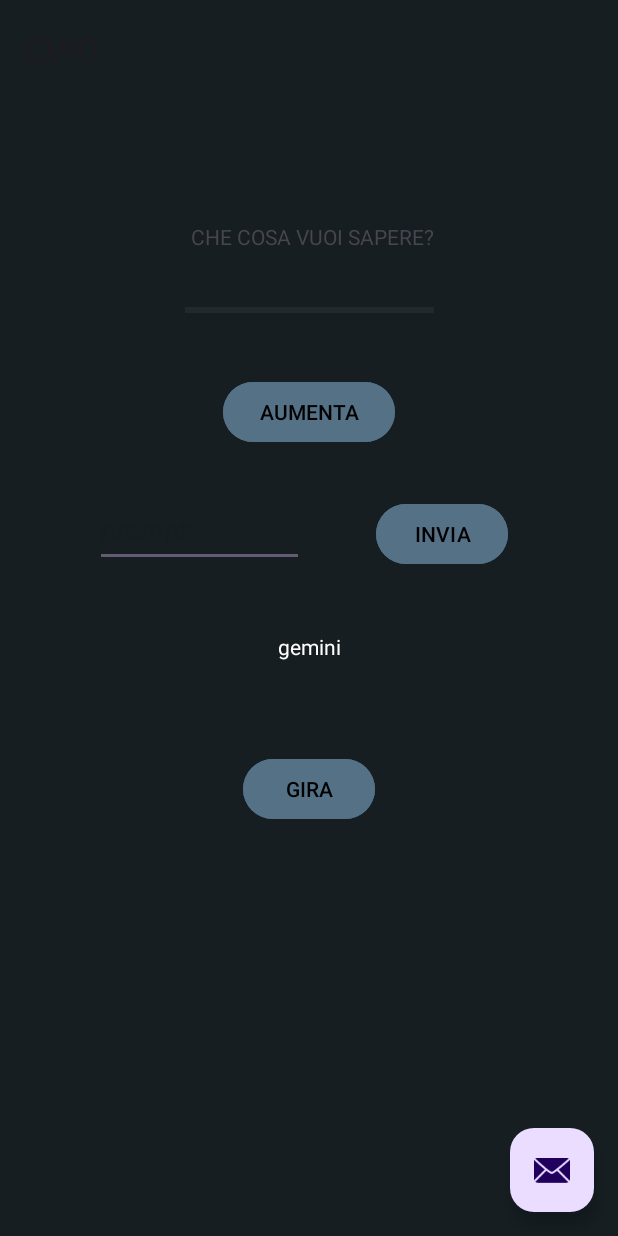
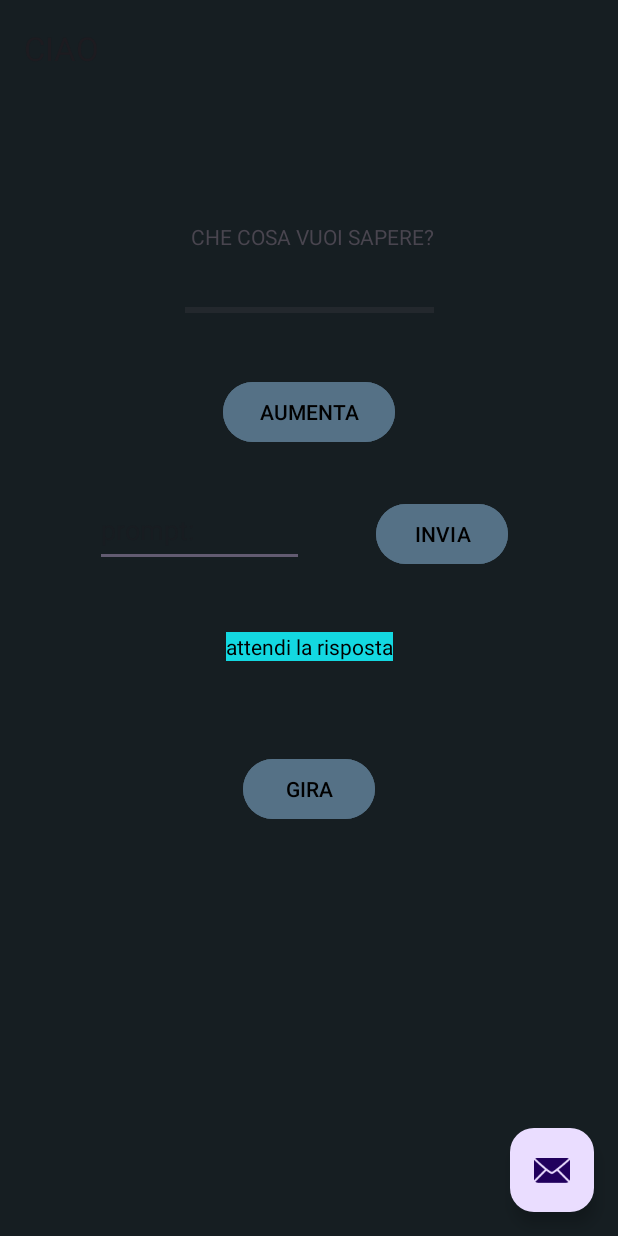
Before and after one commit to Artur73737/app-java, an Android app: the screen it shows after launch (MainActivity), on a phone screen of 412 x 824 dp. Run offline under Robolectric (Android 15) with nearby library versions, the phone set to English and light mode, and no system bars; our stand-ins replace navigation-ui; libraries missing offline, so code that uses them is left out: com.google.ai.client; 2 statements that could not run were skipped.

Commit message:
color textview

```diff
--- a/app/src/main/res/layout/fragment_first.xml
+++ b/app/src/main/res/layout/fragment_first.xml
@@ -72,19 +72,22 @@
             android:layout_marginStart="175dip"
             android:layout_marginTop="43dip"
             android:layout_marginEnd="175dip"
+            android:autoText="false"
+            android:backgroundTint="@color/prova"
             android:cursorVisible="false"
             android:justificationMode="inter_word"
             android:keepScreenOn="false"
             android:scrollIndicators="right"
-            android:text="gemini"
+            android:text="@string/attendi_la_risposta"
             android:textAllCaps="false"
-            android:textColor="#FFFFFF"
+            android:textColor="@color/black"
             android:textFontWeight="18"
             android:textStyle="italic"
             app:layout_constraintEnd_toEndOf="parent"
             app:layout_constraintStart_toStartOf="parent"
             app:layout_constraintTop_toBottomOf="@+id/geminiprompt"
-            tools:text="prompt: " />
+            tools:ignore="Deprecated,TextViewEdits"
+            tools:text="@string/attendi_la_risposta" />
 
         <Button
             android:id="@+id/inviagemini"
@@ -94,7 +97,7 @@
             android:layout_marginTop="33dip"
             android:layout_marginEnd="33dip"
             android:backgroundTint="@color/azzurro"
-            android:text="INVIA"
+            android:text="@string/invia"
             android:textColor="@color/black"
             app:layout_constraintEnd_toEndOf="parent"
             app:layout_constraintStart_toEndOf="@+id/geminiprompt"
@@ -111,7 +114,8 @@
             android:minHeight="48dip"
             app:layout_constraintEnd_toStartOf="@+id/inviagemini"
             app:layout_constraintStart_toStartOf="parent"
-            app:layout_constraintTop_toBottomOf="@+id/button" />
+            app:layout_constraintTop_toBottomOf="@+id/button"
+            tools:ignore="DuplicateSpeakableTextCheck" />
 
     </androidx.constraintlayout.widget.ConstraintLayout>
 </androidx.core.widget.NestedScrollView>
--- a/app/src/main/res/values/colors.xml
+++ b/app/src/main/res/values/colors.xml
@@ -2,6 +2,7 @@
 <resources>
     <color name="black">#FF000000</color>
     <color name="white">#FFFFFFFF</color>
+    <color name="prova">#13D8E1</color>
     <color name="azzurro">#557186</color>
     <color name="azzurro_dark">#3d5160</color>
     <color name="blue">#161e22</color>
--- a/app/src/main/res/values/strings.xml
+++ b/app/src/main/res/values/strings.xml
@@ -89,4 +89,6 @@
     <string name="multiautocompletetextview">inserisci nota</string>
     <string name="nota">"nota: "</string>
     <string name="prompt">"prompt: "</string>
+    <string name="attendi_la_risposta">attendi la risposta</string>
+    <string name="invia">INVIA</string>
 </resources>
```
